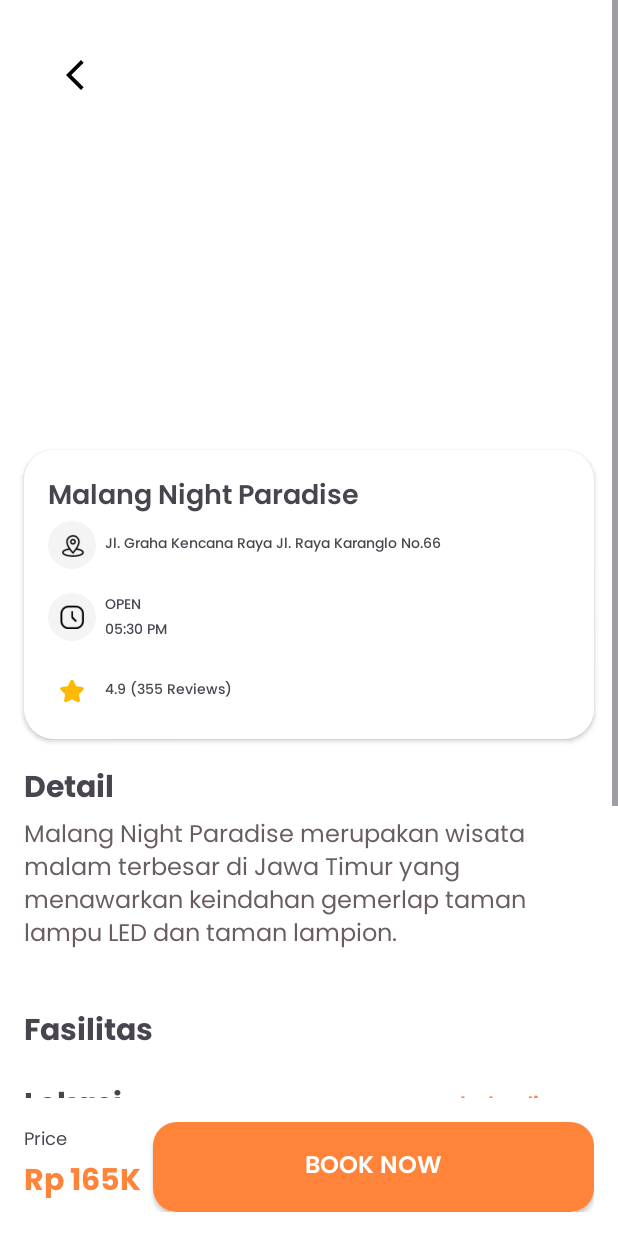
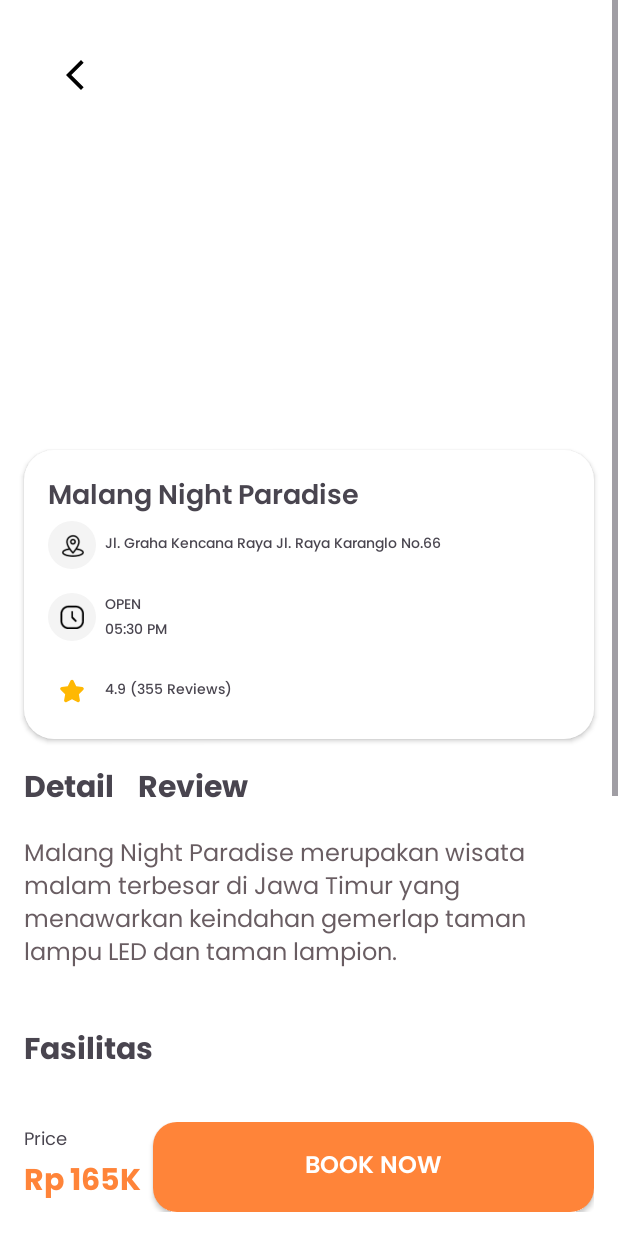
Before and after one commit to kyhchn/joyjourney, an Android app: the DetailWisataActivity screen opened directly, with no data from a screen before it, on a phone screen of 412 x 824 dp. Run offline under Robolectric (Android 15) with nearby library versions, the phone set to English and light mode, and no system bars; our stand-ins replace Picasso; 8 statements that could not run were skipped.

```diff
--- a/app/src/main/AndroidManifest.xml
+++ b/app/src/main/AndroidManifest.xml
@@ -2,8 +2,8 @@
 <manifest xmlns:android="http://schemas.android.com/apk/res/android"
     xmlns:tools="http://schemas.android.com/tools">
 
-    <uses-permission android:name="android.permission.INTERNET" />
-    <uses-permission android:name="android.permission.READ_EXTERNAL_STORAGE" />
+        <uses-permission android:name="android.permission.INTERNET" />
+        <uses-permission android:name="android.permission.READ_EXTERNAL_STORAGE" />
 
     <application
         android:allowBackup="true"
--- a/app/src/main/res/layout/activity_detail_wisata.xml
+++ b/app/src/main/res/layout/activity_detail_wisata.xml
@@ -169,10 +169,22 @@
                     <TextView
                         android:layout_width="wrap_content"
                         android:layout_height="wrap_content"
+                        android:layout_marginRight="16dp"
+                        android:minHeight="48dp"
                         android:fontFamily="@font/poppins_bold"
                         android:textSize="20sp"
+                        android:clickable="true"
 
                         android:text="Detail"/>
+                    <TextView
+                        android:layout_width="wrap_content"
+                        android:layout_height="wrap_content"
+                        android:minHeight="48dp"
+                        android:fontFamily="@font/poppins_bold"
+                        android:textSize="20sp"
+                        android:clickable="true"
+
+                        android:text="Review"/>
                 </LinearLayout>
                 <LinearLayout
                     android:orientation="vertical"
```
Also changed, not shown: app/src/main/java/com/example/joyjourney/admin/ProfileFragment.java (line endings or trailing spaces).
